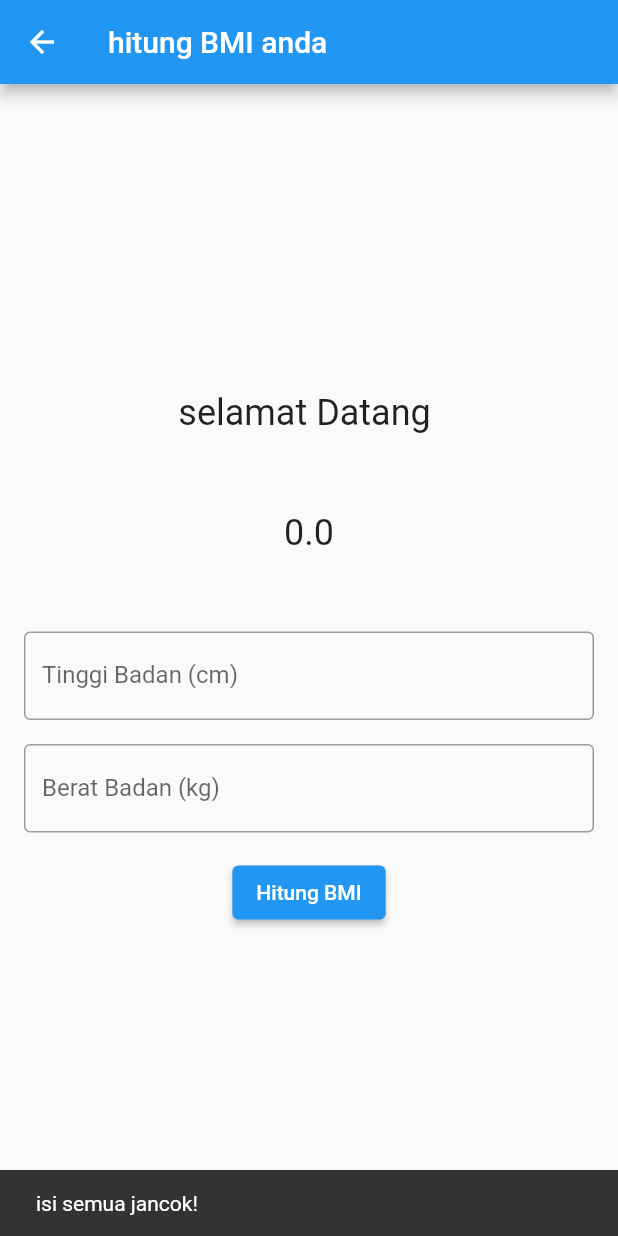
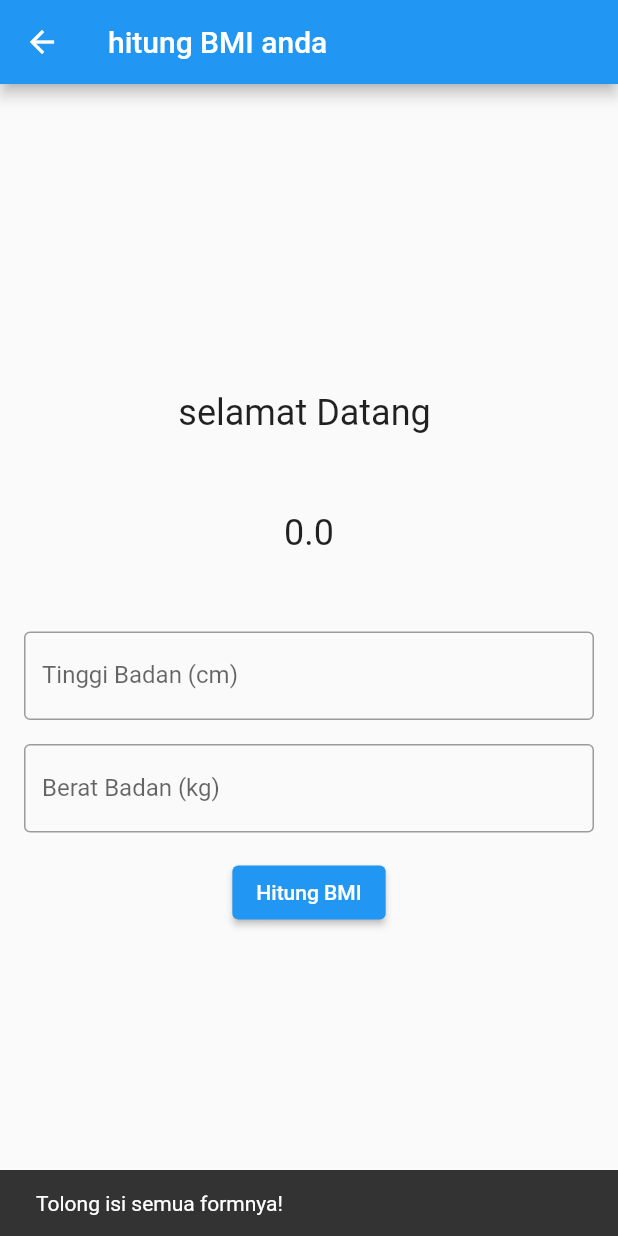
Before and after one commit to Yoga838/praktikum_2, a Flutter app: the HomePage screen opened directly with empty values, after a tap on "Hitung BMI", on a phone screen of 412 x 824 dp. Run offline on Flutter 3.47's test engine with Material 2 defaults, Android fonts, the phone set to English and light mode, and no system bars.

Commit message:
final benerin biar sopan

```diff
--- a/lib/page/home_page.dart
+++ b/lib/page/home_page.dart
@@ -30,8 +30,8 @@ class _HomePageState extends State<HomePage> {
     if (_TinggiController.text != '' && _BeratController.text != '') {
       hitungBmi();
     } else {
-      ScaffoldMessenger.of(context)
-          .showSnackBar(SnackBar(content: const Text('isi semua jancok!')));
+      ScaffoldMessenger.of(context).showSnackBar(
+          SnackBar(content: const Text('Tolong isi semua formnya!')));
     }
   }
 
```
